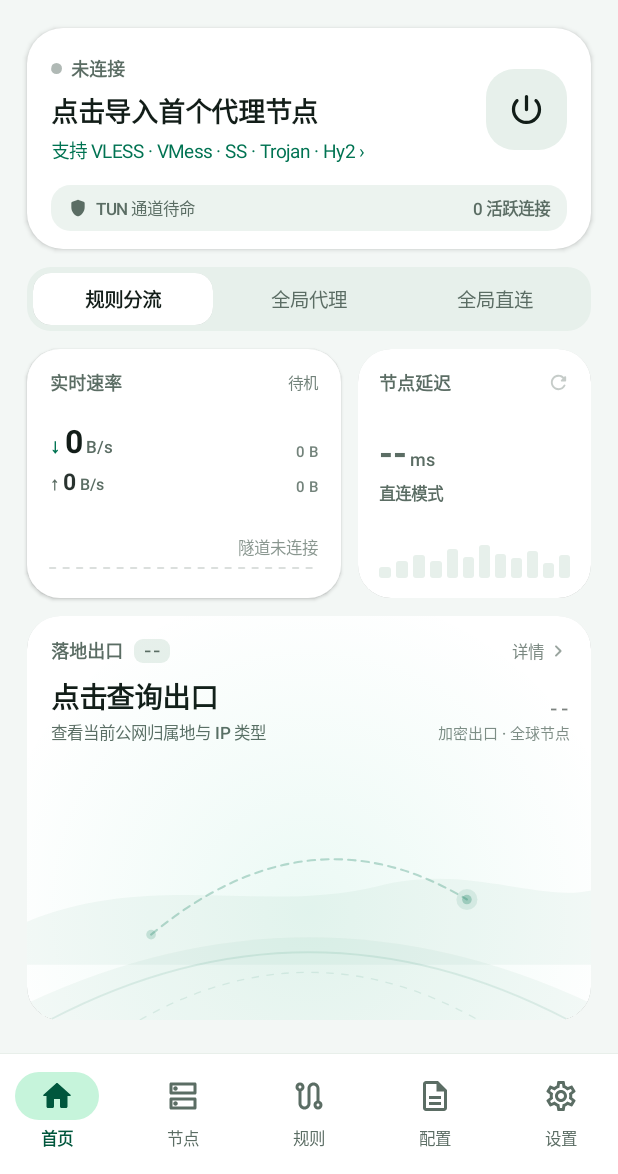
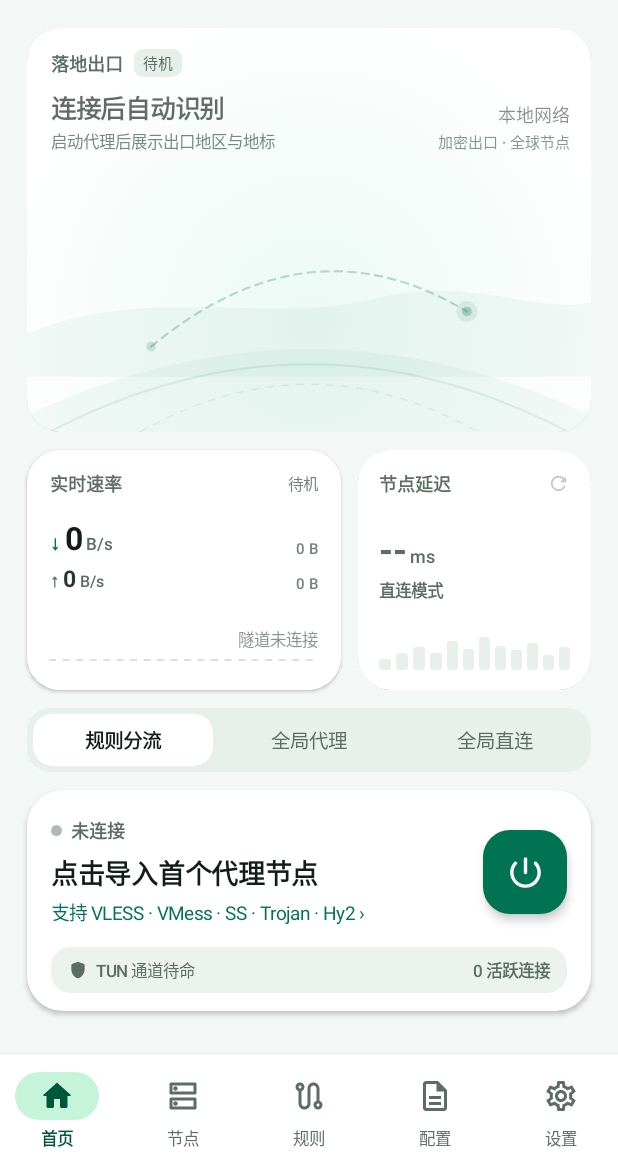
Before and after one commit to rustclash-labs/rust-clash, an Android app built with Jetpack Compose: the screen it shows after launch (MainActivity), on a phone screen of 412 x 824 dp, the part 62-1236 px from its top. Run offline under Robolectric (Android 15) with nearby library versions, the phone set to English and light mode, and no system bars.

Commit message:
feat(android): right-handed one-handed Home ergonomics & UI polish (v0.5.8)
- Reorder Home screen into a one-handed thumb-first hierarchy:
  - Panoramic Exit IP & city landmark skyline showcase sits at eye level at the top without any overlapping controls.
  - Compact Throughput + Node Latency Bento row sits cleanly in the middle.
  - Inline 1-tap Routing Mode Switcher and Hero Master Control Card (with enlarged 56dp bottom-right power trigger) anchor at the bottom right-hand thumb zone for effortless zero-regrip operation.
- Upgrade disconnected Hero power button to a high-contrast solid emerald CTA with crisp white power icon.
- Make the disconnected/unprobed Exit IP card calm and non-baiting ("待机 · 连接后自动识别 · 本地网络", hiding the "详情 ›" chevron until connected/probed) so attention flows directly to the primary Connect button; manual probe remains available in the top-right overflow menu.
- Inset TrafficWaveformGraph horizontally and anchor the glowing terminal dot strictly to the final live sample point so steep traffic spikes never misplace the dot.
- Update Robolectric Compose UI screenshot tests covering the one-handed layout, disconnected calm state, and steep-ramp waveform endpoint alignment.
- Bump version across all workspace manifests to 0.5.8 (Android versionCode 37, macOS CFBundleVersion 37).

```diff
--- a/android/app/build.gradle.kts
+++ b/android/app/build.gradle.kts
@@ -12,8 +12,8 @@ android {
         applicationId = "io.github.rustclashlabs.rustclash"
         minSdk = 26
         targetSdk = 35
-        versionCode = 36
-        versionName = "0.5.7"
+        versionCode = 37
+        versionName = "0.5.8"
     }
 
     splits {
--- a/android/app/src/main/java/io/github/rustclashlabs/rustclash/ui/screens/HomeScreen.kt
+++ b/android/app/src/main/java/io/github/rustclashlabs/rustclash/ui/screens/HomeScreen.kt
@@ -483,28 +483,20 @@ fun HomeScreen(
                 }
             }
 
-            // Hero Master Control Card: Unified status, active node, tactile power trigger & telemetry footer
-            HeroControlCard(
-                state = state,
+            // Top Panoramic Exit IP & City Landmark Showcase Card (eye-level visual anchor, zero touch clutter)
+            ExitIpLandmarkCard(
+                exitIp = state.exitIp,
+                isProbing = state.isProbingExitIp,
                 isConnected = isConnected,
-                isTransitioning = isTransitioning,
-                isErrorState = isErrorState,
-                noSavedNodes = noSavedNodes,
-                onToggleVpn = onToggleVpn,
-                onNodeAreaClick = {
-                    if (noSavedNodes && state.routingPreset != RoutingPresetUi.DIRECT) {
-                        onOpenQuickImport()
-                    } else {
-                        onNavigateToNodes()
+                targetHeight = landmarkCardHeight,
+                onClick = {
+                    showExitIpSheet = true
+                    val current = state.exitIp
+                    if (!state.isProbingExitIp && (current == null || !current.verified)) {
+                        onRefreshExitIp()
                     }
                 },
-            )
-
-            // Inline 3-Way Routing Mode Switcher (Zero-modal 1-tap switching; tap active first slot for full sheet)
-            InlineRoutingModeSwitcher(
-                currentPreset = state.routingPreset,
-                onSelectPreset = onSelectRoutingPreset,
-                onOpenAllPresetsSheet = { showRoutingSheet = true },
+                modifier = Modifier.fillMaxWidth(),
             )
 
             // Middle Asymmetric Bento Row: Compact Stacked Throughput (1.35f) + Node Latency (1f)
@@ -524,7 +516,7 @@ fun HomeScreen(
                     modifier = Modifier
                         .weight(1.35f)
                         .fillMaxHeight()
-                        .heightIn(min = 166.dp),
+                        .heightIn(min = 160.dp),
                 )
                 LatencyBentoTile(
                     delayMs = state.effectiveNodeDelayMs,
@@ -534,24 +526,32 @@ fun HomeScreen(
                     modifier = Modifier
                         .weight(1f)
                         .fillMaxHeight()
-                        .heightIn(min = 166.dp),
+                        .heightIn(min = 160.dp),
                 )
             }
 
-            // Bottom Full-Width Panoramic Exit IP & City Landmark Showcase Card
-            ExitIpLandmarkCard(
-                exitIp = state.exitIp,
-                isProbing = state.isProbingExitIp,
+            // Bottom Thumb Zone: 1-Tap Routing Mode Switcher (effortless one-handed reach)
+            InlineRoutingModeSwitcher(
+                currentPreset = state.routingPreset,
+                onSelectPreset = onSelectRoutingPreset,
+                onOpenAllPresetsSheet = { showRoutingSheet = true },
+            )
+
+            // Bottom Thumb Zone: Hero Master Control Card (node picker + bottom-right 56dp tactile power trigger)
+            HeroControlCard(
+                state = state,
                 isConnected = isConnected,
-                targetHeight = landmarkCardHeight,
-                onClick = {
-                    showExitIpSheet = true
-                    val current = state.exitIp
-                    if (!state.isProbingExitIp && (current == null || !current.verified)) {
-                        onRefreshExitIp()
+                isTransitioning = isTransitioning,
+                isErrorState = isErrorState,
+                noSavedNodes = noSavedNodes,
+                onToggleVpn = onToggleVpn,
+                onNodeAreaClick = {
+                    if (noSavedNodes && state.routingPreset != RoutingPresetUi.DIRECT) {
+                        onOpenQuickImport()
+                    } else {
+                        onNavigateToNodes()
                     }
                 },
-                modifier = Modifier.fillMaxWidth(),
             )
         }
     }
@@ -1054,13 +1054,14 @@ private fun HeroControlCard(
     val powerBtnBg = when {
         isConnected -> Color.White.copy(alpha = 0.96f)
         isErrorState -> extColors.dangerContainer
-        else -> extColors.tonalTrack
+        isTransitioning -> extColors.amberContainer
+        else -> extColors.emerald
     }
     val powerIconTint = when {
         isConnected -> Color(0xFF006B4B)
         isErrorState -> extColors.danger
-        isTransitioning -> extColors.amber
-        else -> MaterialTheme.colorScheme.onSurface
+        isTransitioning -> extColors.onAmberContainer
+        else -> Color.White
     }
 
     Surface(
@@ -1164,11 +1165,15 @@ private fun HeroControlCard(
                         haptic.performHapticFeedback(HapticFeedbackType.LongPress)
                         onToggleVpn()
                     },
-                    shape = RoundedCornerShape(19.dp),
+                    shape = RoundedCornerShape(18.dp),
                     color = powerBtnBg,
-                    shadowElevation = if (isConnected) 4.dp else 0.dp,
+                    shadowElevation = when {
+                        isConnected -> 4.dp
+                        !isErrorState && !isTransitioning && !extColors.isDark -> 4.dp
+                        else -> 0.dp
+                    },
                     modifier = Modifier
-                        .size(54.dp)
+                        .size(56.dp)
                         .then(
                             if (transitionScale != 1.0f) {
                                 Modifier.graphicsLayer {
@@ -1192,7 +1197,7 @@ private fun HeroControlCard(
                                 imageVector = Icons.Rounded.PowerSettingsNew,
                                 contentDescription = if (isConnected) "断开 VPN" else "连接 VPN",
                                 tint = powerIconTint,
-                                modifier = Modifier.size(26.dp),
+                                modifier = Modifier.size(27.dp),
                             )
                         }
                     }
@@ -1723,17 +1728,21 @@ private fun ExitIpLandmarkCard(
     val onSurfaceVariant = MaterialTheme.colorScheme.onSurfaceVariant
     val verifiedIp = exitIp?.takeIf { it.verified && it.ip.isNotBlank() && it.ip != "--" }
     val isFailed = exitIp != null && verifiedIp == null && !isProbing
+    val isIdleUnprobed = !isConnected && exitIp == null && !isProbing
+    val canTapCard = !isIdleUnprobed
 
     val countryCode = verifiedIp?.countryCode?.trim()?.uppercase(Locale.ROOT).orEmpty()
     val countryCodeBadge = when {
         verifiedIp != null -> countryCode.ifEmpty { "IP" }
         isProbing -> "…"
+        isIdleUnprobed -> "待机"
         else -> "--"
     }
     val regionHeadline = when {
         verifiedIp != null -> verifiedIp.countryWithFlag
         isProbing -> "正在检测出口…"
         isFailed -> "出口检测失败"
+        isIdleUnprobed -> "连接后自动识别"
         else -> "点击查询出口"
     }
     val ispSubtitle = when {
@@ -1749,11 +1758,13 @@ private fun ExitIpLandmarkCard(
         }
         isProbing -> "正在通过当前节点探测"
         isFailed -> "点击查看详情或重试"
-        else -> "查看当前公网归属地与 IP 类型"
+        isIdleUnprobed -> "启动代理后展示出口地区与地标"
+        else -> "点击探测当前公网归属地与 IP"
     }
     val ipLine = when {
         verifiedIp != null -> verifiedIp.ip
         isProbing -> "…"
+        isIdleUnprobed -> "本地网络"
         else -> "--"
     }
     val landmarkSubtitle = when {
@@ -1767,7 +1778,7 @@ private fun ExitIpLandmarkCard(
         modifier = modifier
             .heightIn(min = targetHeight)
             .clip(RoundedCornerShape(22.dp))
-            .clickable(onClick = onClick),
+            .then(if (canTapCard) Modifier.clickable(onClick = onClick) else Modifier),
         shape = RoundedCornerShape(22.dp),
         color = extColors.cardSurface,
         shadowElevation = if (extColors.isDark) 0.dp else 1.5.dp,
@@ -1782,7 +1793,7 @@ private fun ExitIpLandmarkCard(
                     .padding(start = 16.dp, end = 14.dp, top = 14.dp, bottom = 4.dp),
                 verticalArrangement = Arrangement.spacedBy(8.dp),
             ) {
-                // Header row: 落地出口 + country code badge + quiet detail indicator
+                // Header row: 落地出口 + country code badge + detail indicator (hidden while disconnected/unprobed)
                 Row(
                     modifier = Modifier.fillMaxWidth(),
                     horizontalArrangement = Arrangement.SpaceBetween,
@@ -1807,8 +1818,8 @@ private fun ExitIpLandmarkCard(
                                 text = countryCodeBadge,
                                 style = MaterialTheme.typography.labelSmall.copy(
                                     fontSize = 10.sp,
-                                    fontFamily = FontFamily.Monospace,
-                                    fontWeight = FontWeight.Bold,
+                                    fontFamily = if (isIdleUnprobed) FontFamily.Default else FontFamily.Monospace,
+                                    fontWeight = if (isIdleUnprobed) FontWeight.Medium else FontWeight.Bold,
                                 ),
                                 color = onSurfaceVariant,
                                 maxLines = 1,
@@ -1817,17 +1828,17 @@ private fun ExitIpLandmarkCard(
                         }
                     }
 
-                    Row(
-                        verticalAlignment = Alignment.CenterVertically,
-                        horizontalArrangement = Arrangement.spacedBy(1.dp),
-                    ) {
-                        if (isProbing) {
-                            CircularProgressIndicator(
-                                modifier = Modifier.size(13.dp),
-                                strokeWidth = 1.8.dp,
-                                color = if (extColors.isDark) extColors.emeraldBright else extColors.emerald,
-                            )
-                        } else {
+                    if (isProbing) {
+                        CircularProgressIndicator(
+                            modifier = Modifier.size(13.dp),
+                            strokeWidth = 1.8.dp,
+                            color = if (extColors.isDark) extColors.emeraldBright else extColors.emerald,
+                        )
+                    } else if (canTapCard) {
+                        Row(
+                            verticalAlignment = Alignment.CenterVertically,
+                            horizontalArrangement = Arrangement.spacedBy(1.dp),
+                        ) {
                             Text(
                                 text = "详情",
                                 style = MaterialTheme.typography.labelSmall,
@@ -1854,11 +1865,15 @@ private fun ExitIpLandmarkCard(
                         Text(
                             text = regionHeadline,
                             style = MaterialTheme.typography.titleLarge.copy(
-                                fontSize = 19.sp,
-                                fontWeight = FontWeight.Bold,
+                                fontSize = if (isIdleUnprobed) 17.sp else 19.sp,
+                                fontWeight = if (isIdleUnprobed) FontWeight.SemiBold else FontWeight.Bold,
                                 letterSpacing = (-0.2).sp,
                             ),
-                            color = if (isFailed) extColors.amber else onSurface,
+                            color = when {
+                                isFailed -> extColors.amber
+                                isIdleUnprobed -> onSurface.copy(alpha = 0.66f)
+                                else -> onSurface
+                            },
                             maxLines = 1,
                             overflow = TextOverflow.Ellipsis,
                         )
@@ -1866,7 +1881,7 @@ private fun ExitIpLandmarkCard(
                         Text(
                             text = ispSubtitle,
                             style = MaterialTheme.typography.labelSmall,
-                            color = onSurfaceVariant,
+                            color = onSurfaceVariant.copy(alpha = if (isIdleUnprobed) 0.82f else 1f),
                             maxLines = 1,
                             overflow = TextOverflow.Ellipsis,
                         )
@@ -1876,11 +1891,11 @@ private fun ExitIpLandmarkCard(
                         Text(
                             text = ipLine,
                             style = MaterialTheme.typography.labelMedium.copy(
-                                fontFamily = FontFamily.Monospace,
-                                fontWeight = FontWeight.SemiBold,
+                                fontFamily = if (isIdleUnprobed) FontFamily.Default else FontFamily.Monospace,
+                                fontWeight = if (isIdleUnprobed) FontWeight.Medium else FontWeight.SemiBold,
                                 fontFeatureSettings = "tnum",
                             ),
-                            color = onSurface.copy(alpha = if (verifiedIp != null) 0.90f else 0.55f),
+                            color = onSurface.copy(alpha = if (verifiedIp != null) 0.90f else 0.50f),
                             maxLines = 1,
                             softWrap = false,
                         )
@@ -1888,7 +1903,7 @@ private fun ExitIpLandmarkCard(
                         Text(
                             text = landmarkSubtitle,
                             style = MaterialTheme.typography.labelSmall.copy(fontSize = 10.sp),
-                            color = onSurfaceVariant.copy(alpha = 0.78f),
+                            color = onSurfaceVariant.copy(alpha = 0.72f),
                             maxLines = 1,
                             softWrap = false,
                         )
```
Also changed, not shown: android/app/src/main/java/io/github/rustclashlabs/rustclash/ui/theme/DesignSystem.kt (+11 -13 lines), 10 other files.
